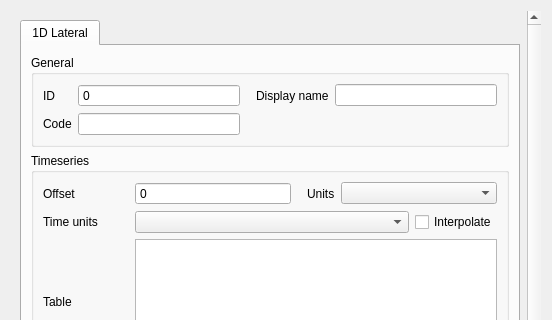
nens/threedi-schematisation-editor, file threedi_schematisation_editor/forms/ui/lateral_1d.ui: the form before one commit; both pictures show x 0 to 552 and y 0 to 320 of the 552 by 557 pixel window.
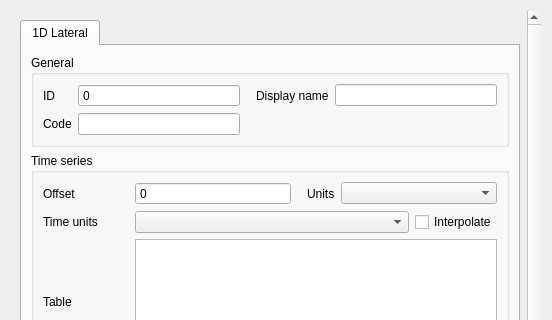
The form after the commit.

What changed in the file:
```diff
--- a/threedi_schematisation_editor/forms/ui/lateral_1d.ui
+++ b/threedi_schematisation_editor/forms/ui/lateral_1d.ui
@@ -27,7 +27,7 @@
        <rect>
         <x>0</x>
         <y>0</y>
-        <width>517</width>
+        <width>521</width>
         <height>521</height>
        </rect>
       </property>
@@ -383,7 +383,7 @@
               <set>Qt::ImhNone</set>
              </property>
              <property name="title">
-              <string>Timeseries</string>
+              <string>Time series</string>
              </property>
              <layout class="QGridLayout" name="gridLayout_3">
               <item row="4" column="1" colspan="4">
```
